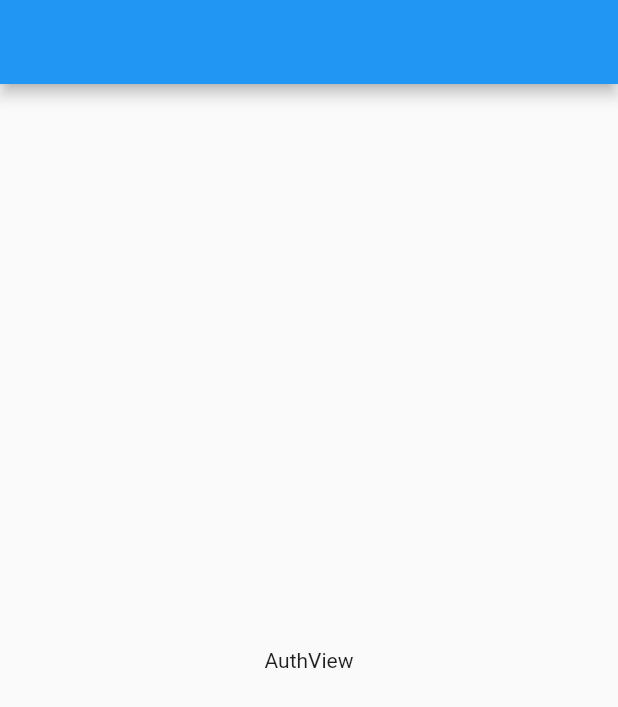
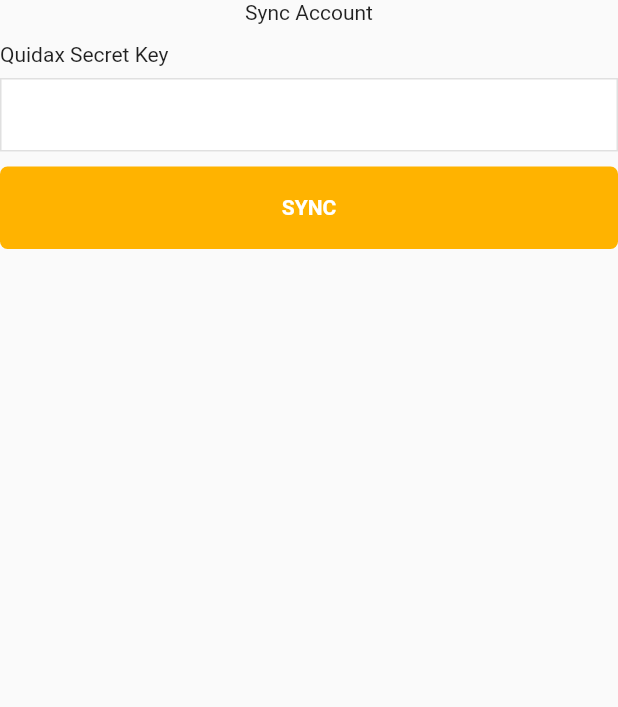
Before and after one commit to the-jossie/dca_flutter, a Flutter app: the screen it shows after launch, on a phone screen of 412 x 824 dp. Shown: the top 707 px of the screen. Run offline on Flutter 3.47's test engine with Material 2 defaults, Android fonts, the light colour scheme and no system bars; our stand-ins replace flutter_svg, get_it, jwt_decoder, shared_preferences, stacked; statements that could not run were skipped.

Commit message:
"wip: sync account"

```diff
--- a/lib/pages/auth.dart
+++ /dev/null
@@ -1,13 +0,0 @@
-import 'package:flutter/material.dart';
-
-class AuthView extends StatelessWidget {
-  const AuthView({Key? key}) : super(key: key);
-
-  @override
-  Widget build(BuildContext context) {
-    return Scaffold(
-      appBar: AppBar(),
-      body: const Center(child: Text("AuthView")),
-    );
-  }
-}
--- a/lib/routes.dart
+++ b/lib/routes.dart
@@ -1,5 +1,5 @@
-import 'pages/auth.dart';
-import 'pages/splash.dart';
+import 'view/auth.dart';
+import 'view/splash.dart';
 
 final routes = {
   "splash_screen": (context) => const SplashView(),
--- /dev/null
+++ b/lib/view/auth.dart
@@ -0,0 +1,65 @@
+import 'package:dca_flutter/config/app_state.dart';
+import 'package:dca_flutter/widgets/button.dart';
+import 'package:dca_flutter/widgets/input.dart';
+import 'package:flutter/material.dart';
+import 'package:stacked/stacked.dart';
+
+import '../config/app_config.dart';
+import '../view_models/auth.dart';
+import '../widgets/ternary_container.dart';
+
+class AuthView extends StatelessWidget {
+  const AuthView({Key? key}) : super(key: key);
+
+  @override
+  Widget build(BuildContext context) {
+    return ViewModelBuilder<AuthViewModel>.reactive(
+      viewModelBuilder: () => AuthViewModel(),
+      builder: (context, viewModel, child) => Scaffold(
+        body: SafeArea(
+          child: PageView(
+            physics: const NeverScrollableScrollPhysics(),
+            controller: viewModel.pageController,
+            onPageChanged: (index) => viewModel.changePageIndex(index),
+            children: [
+              Column(
+                children: [
+                  const Text("Sync Account"),
+                  Form(
+                    key: viewModel.syncAccountFormKey,
+                    child: DCATextFormField(
+                      title: "Quidax Secret Key",
+                      obscureText: true,
+                      validator: (String value) =>
+                          value.isEmpty ? "A.P.I key is required boss" : null,
+                    ),
+                  ),
+                  DCAButton(
+                    child: DCATernary(
+                      condition: viewModel.appState == AppState.loading,
+                      trueWidget: const CircularProgressIndicator.adaptive(),
+                      falseWidget: const Text(
+                        "SYNC",
+                        style: TextStyle(
+                          color: Colors.white,
+                          fontWeight: FontWeight.bold,
+                        ),
+                      ),
+                    ),
+                    onPressed: () {
+                      if (viewModel.syncAccountFormKey.currentState!.validate())
+                        viewModel.handleSyncAccount;
+                    },
+                    color: AppConfigService.hexToColor("#ffb300").withOpacity(
+                      viewModel.appState == AppState.loading ? 0.5 : 1,
+                    ),
+                  ),
+                ],
+              ),
+            ],
+          ),
+        ),
+      ),
+    );
+  }
+}
--- /dev/null
+++ b/lib/view_models/auth.dart
@@ -0,0 +1,34 @@
+import 'package:flutter/material.dart';
+import 'package:stacked/stacked.dart';
+
+import '../config/app_state.dart';
+
+class AuthViewModel extends BaseViewModel {
+  AppState appState = AppState.none;
+
+  int currentPageIndex = 0;
+  final pageController = PageController(initialPage: 0);
+
+  final TextEditingController _secretKeyTextController =
+      TextEditingController();
+
+  TextEditingController get secretKeyTextController => _secretKeyTextController;
+
+  final syncAccountFormKey = GlobalKey<FormState>();
+
+  void changePageIndex(int index) {
+    currentPageIndex = index;
+    notifyListeners();
+  }
+
+  Future<void> handleSyncAccount(String secretKey) async {
+    try {
+      appState = AppState.loading;
+      notifyListeners();
+
+      final Map<String, String> data = {
+        "secretKey": secretKey,
+      };
+    } catch (e) {}
+  }
+}
--- /dev/null
+++ b/lib/widgets/button.dart
@@ -0,0 +1,60 @@
+import 'package:flutter/material.dart';
+
+import '../config/size_config.dart';
+import '../formatters/num.dart';
+
+class DCAButton extends StatelessWidget {
+  final Widget child;
+  final double? width;
+  final double height;
+  final double radius;
+  final Color? color;
+  final EdgeInsets? margin;
+  final EdgeInsets? padding;
+  final VoidCallback onPressed;
+  final List<BoxShadow>? boxShadow;
+  final Border? border;
+
+  const DCAButton({
+    Key? key,
+    required this.child,
+    required this.onPressed,
+    this.width,
+    this.height = 55.0,
+    this.radius = 5,
+    this.color,
+    this.padding,
+    this.margin,
+    this.border,
+    this.boxShadow,
+  }) : super(key: key);
+
+  @override
+  Widget build(BuildContext context) {
+    SizeConfig().init(context);
+
+    return Container(
+      width: width ?? 100.w,
+      height: height,
+      margin: margin,
+      padding: padding,
+      alignment: Alignment.center,
+      decoration: BoxDecoration(
+        color: color ?? Theme.of(context).cardColor,
+        borderRadius: BorderRadius.circular(radius),
+        border: border,
+        boxShadow: boxShadow,
+      ),
+      child: Material(
+        color: Colors.transparent,
+        child: InkWell(
+          onTap: onPressed,
+          splashColor: Colors.transparent,
+          child: Center(
+            child: child,
+          ),
+        ),
+      ),
+    );
+  }
+}
--- /dev/null
+++ b/lib/widgets/input.dart
@@ -0,0 +1,255 @@
+import 'package:flutter/material.dart';
+import 'package:flutter/services.dart';
+import 'package:flutter_svg/flutter_svg.dart';
+import '../config/app_config.dart';
+import '../config/size_config.dart';
+import '../formatters/num.dart';
+
+class DCATextFormField extends StatefulWidget {
+  /*
+   * This is an abstractions of flutter textfield but with
+   * an added advantage with the default style from design
+   *
+   *
+   */
+  final TextEditingController? textEditingController;
+  final String? title;
+  final String? labelText;
+  final String? prefixIcon;
+  final String? suffixIcon;
+  final String? focusedBorderColor;
+  final Function? onChange;
+  final Function? callBackOnFocus;
+  final Function? callBackOffFocus;
+  final TextInputType? textInputType;
+  final String? formIcon;
+  final Function? validator;
+  final Function? prefixOnClick;
+  final Function? suffixIconOnClick;
+  final Color? labelColor;
+  final TextStyle? textStyle;
+  final bool obscureText;
+  final int? maxLength;
+  final TextInputAction? textInputAction;
+  final Function? onEditingComplete;
+  final Function? onSaved;
+  final FontWeight titleFontWeight;
+  final Color? titleColor;
+  final int maxLines;
+  final int? minLines;
+  final Color fillColor;
+  final bool removeBorder;
+  final double radius;
+  final bool enabled;
+  final Color? prefixIconColor;
+  final List<TextInputFormatter>? inputFormatters;
+  final bool textCapitalization;
+  const DCATextFormField({
+    Key? key,
+    this.textEditingController,
+    this.title,
+    this.labelText,
+    this.textInputType,
+    this.formIcon,
+    this.onChange,
+    this.validator,
+    this.obscureText = false,
+    this.callBackOnFocus,
+    this.callBackOffFocus,
+    this.maxLength,
+    this.prefixIcon,
+    this.prefixOnClick,
+    this.textInputAction,
+    this.onEditingComplete,
+    this.maxLines = 1,
+    this.onSaved,
+    this.titleFontWeight = FontWeight.w400,
+    this.titleColor,
+    this.fillColor = Colors.white,
+    this.removeBorder = false,
+    this.radius = 0,
+    this.enabled = true,
+    this.inputFormatters,
+    this.minLines,
+    this.prefixIconColor,
+    this.suffixIcon,
+    this.suffixIconOnClick,
+    this.textCapitalization = true,
+    this.labelColor,
+    this.textStyle,
+    this.focusedBorderColor,
+  }) : super(key: key);
+
+  @override
+  _DCATextFormFieldState createState() => _DCATextFormFieldState();
+}
+
+class _DCATextFormFieldState extends State<DCATextFormField> {
+  final _focusNode = FocusNode();
+  Color? _iconColor;
+
+  @override
+  void initState() {
+    super.initState();
+
+    _focusNode.addListener(
+      () {
+        if (widget.callBackOnFocus != null) {
+          if (_focusNode.hasFocus) {
+            widget.callBackOnFocus!();
+          } else {
+            widget.callBackOffFocus!();
+          }
+        }
+      },
+    );
+  }
+
+  @override
+  void dispose() {
+    super.dispose();
+    _focusNode.dispose();
+  }
+
+  @override
+  Widget build(BuildContext context) {
+    SizeConfig().init(context);
+
+    return SizedBox(
+      child: Column(
+        mainAxisSize: MainAxisSize.min,
+        crossAxisAlignment: CrossAxisAlignment.start,
+        children: [
+          widget.title != null
+              ? Column(
+                  mainAxisAlignment: MainAxisAlignment.start,
+                  children: [
+                    SizedBox(
+                      height: 1.5.h,
+                    ),
+                    Text(
+                      widget.title!,
+                      style: TextStyle(
+                        fontWeight: widget.titleFontWeight,
+                        color: widget.titleColor,
+                      ),
+                    ),
+                    SizedBox(
+                      height: 1.h,
+                    ),
+                  ],
+                )
+              : const SizedBox.shrink(),
+          Focus(
+            onFocusChange: (hasFocus) {
+              _iconColor =
+                  hasFocus ? AppConfigService.hexToColor("#494FB1") : null;
+              setState(() {});
+            },
+            child: TextFormField(
+              textAlignVertical: TextAlignVertical.center,
+              key: const ValueKey("textinput"),
+              focusNode: _focusNode,
+              obscureText: widget.obscureText,
+              enabled: widget.enabled,
+              inputFormatters: widget.inputFormatters,
+              minLines: widget.minLines,
+              textCapitalization: widget.textCapitalization
+                  ? TextCapitalization.words
+                  : TextCapitalization.none,
+              style: widget.textStyle,
+              decoration: InputDecoration(
+                hintText: widget.labelText,
+                hintStyle: TextStyle(
+                  fontWeight: FontWeight.w300,
+                  color: widget.labelColor,
+                ),
+                alignLabelWithHint: true,
+                filled: true,
+                fillColor: widget.fillColor,
+                errorMaxLines: 3,
+                suffixIcon: widget.suffixIcon != null
+                    ? InkWell(
+                        onTap: widget.suffixIconOnClick as void Function()?,
+                        child: SvgPicture.asset(
+                          widget.suffixIcon!,
+                          color: _iconColor,
+                          fit: BoxFit.scaleDown,
+                        ),
+                      )
+                    : null,
+                prefixIcon: widget.prefixIcon != null
+                    ? InkWell(
+                        onTap: widget.prefixOnClick as void Function()?,
+                        child: SvgPicture.asset(
+                          widget.prefixIcon!,
+                          fit: BoxFit.scaleDown,
+                          color: widget.prefixIconColor,
+                        ),
+                      )
+                    : null,
+                contentPadding: const EdgeInsets.symmetric(
+                  vertical: 15.0,
+                  horizontal: 10.0,
+                ),
+                border: OutlineInputBorder(
+                  borderSide: BorderSide(
+                    color: AppConfigService.hexToColor(
+                      widget.focusedBorderColor ?? "#B1D9E7",
+                    ),
+                  ),
+                ),
+                focusedBorder: widget.removeBorder
+                    ? OutlineInputBorder(
+                        borderSide: const BorderSide(
+                          color: Colors.transparent,
+                          width: 0,
+                        ),
+                        borderRadius: BorderRadius.circular(widget.radius),
+                      )
+                    : OutlineInputBorder(
+                        borderSide: BorderSide(
+                          color: AppConfigService.hexToColor(
+                            widget.focusedBorderColor ?? "#B1D9E7",
+                          ),
+                        ),
+                        borderRadius: BorderRadius.all(
+                          Radius.circular(widget.radius),
+                        ),
+                      ),
+                enabledBorder: widget.removeBorder
+                    ? OutlineInputBorder(
+                        borderSide: const BorderSide(
+                          color: Colors.transparent,
+                          width: 0,
+                        ),
+                        borderRadius: BorderRadius.circular(widget.radius),
+                      )
+                    : OutlineInputBorder(
+                        borderSide: BorderSide(
+                          color: AppConfigService.hexToColor("#E0E0E0"),
+                        ),
+                        borderRadius: BorderRadius.all(
+                          Radius.circular(widget.radius),
+                        ),
+                      ),
+              ),
+              validator: (val) => widget.validator!(val) as String?,
+              controller: widget.textEditingController,
+              keyboardType: widget.textInputType,
+              maxLength: widget.maxLength,
+              textInputAction: widget.textInputAction,
+              onSaved: (String? value) => widget.onSaved!(value),
+              onChanged: widget.onChange as void Function(String)?,
+              onEditingComplete: widget.onEditingComplete as void Function()?,
+              maxLines: widget.maxLines,
+            ),
+          ),
+          const SizedBox(
+            height: 10,
+          )
+        ],
+      ),
+    );
+  }
+}
--- /dev/null
+++ b/lib/widgets/ternary_container.dart
@@ -0,0 +1,23 @@
+import 'package:flutter/material.dart';
+
+class DCATernary extends StatelessWidget {
+  final bool condition;
+  final Widget trueWidget;
+  final Widget falseWidget;
+
+  const DCATernary({
+    Key? key,
+    required this.condition,
+    required this.trueWidget,
+    required this.falseWidget,
+  }) : super(key: key);
+
+  @override
+  Widget build(BuildContext context) {
+    if (condition) {
+      return trueWidget;
+    } else {
+      return falseWidget;
+    }
+  }
+}
--- a/pubspec.yaml
+++ b/pubspec.yaml
@@ -33,6 +33,7 @@
   # The following adds the Cupertino Icons font to your application.
   # Use with the CupertinoIcons class for iOS style icons.
   cupertino_icons: ^1.0.2
+  flutter_svg: ^1.0.1
   get_it: ^7.2.0
   http: ^0.13.5
   intl:
```
Also changed, not shown: lib/view/splash.dart (renamed from lib/pages/splash.dart), pubspec.lock.
